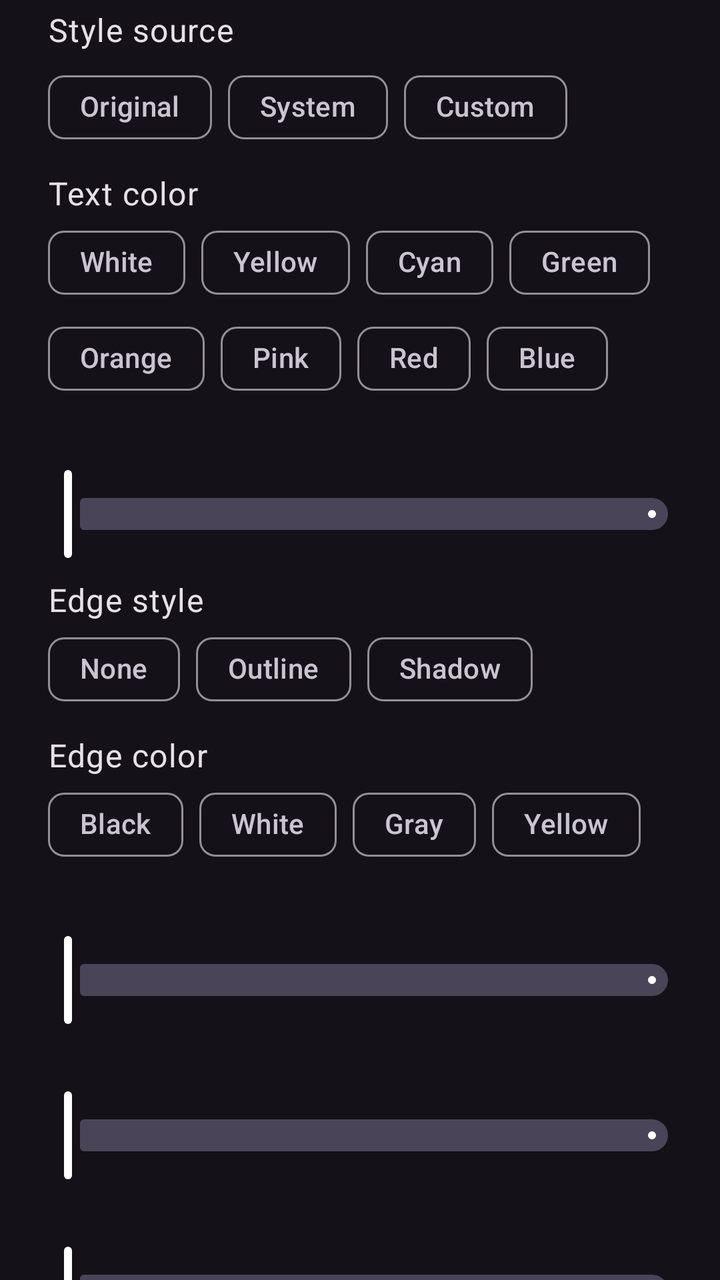
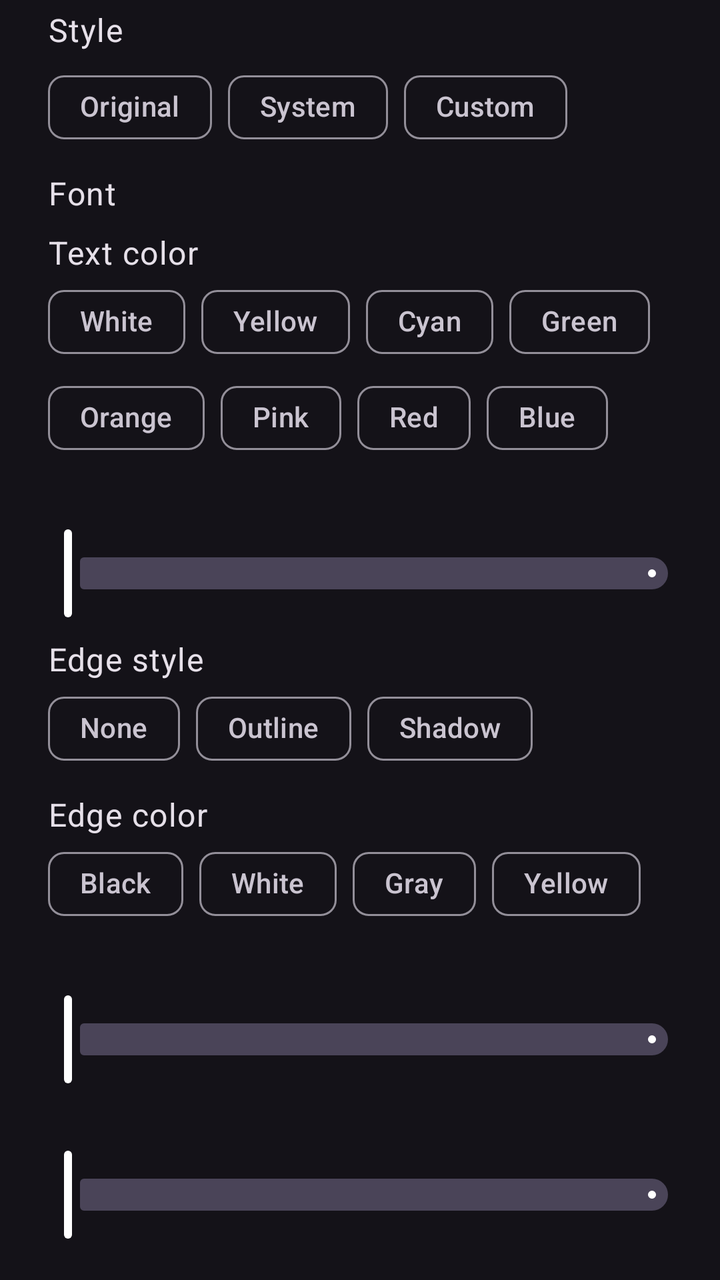

Compare the two renders of this Android layout. The source of the first and the diff that turns it into the second are given below.
<!-- AndroidManifest.xml: application theme Theme.App -->
<!-- res/layout/view_subtitle_appearance.xml -->
<?xml version="1.0" encoding="utf-8"?>
<androidx.appcompat.widget.LinearLayoutCompat xmlns:android="http://schemas.android.com/apk/res/android"
    xmlns:app="http://schemas.android.com/apk/res-auto"
    android:layout_width="match_parent"
    android:layout_height="wrap_content"
    android:orientation="vertical">

    <com.google.android.material.textview.MaterialTextView
        android:id="@+id/styleSourceHeader"
        android:layout_width="match_parent"
        android:layout_height="wrap_content"
        android:paddingHorizontal="24dp"
        android:paddingVertical="4dp"
        android:text="@string/subtitle_style_source"
        android:textAppearance="?attr/textAppearanceBodyLarge" />

    <com.google.android.material.chip.ChipGroup
        android:id="@+id/styleSourceGroup"
        android:layout_width="match_parent"
        android:layout_height="wrap_content"
        android:paddingHorizontal="24dp"
        app:chipSpacingVertical="0dp"
        app:selectionRequired="true"
        app:singleSelection="true">

        <com.google.android.material.chip.Chip
            android:id="@+id/styleOriginal"
            style="@style/Widget.Material3.Chip.Filter"
            android:layout_width="wrap_content"
            android:layout_height="wrap_content"
            android:text="@string/subtitle_style_original" />

        <com.google.android.material.chip.Chip
            android:id="@+id/styleSystem"
            style="@style/Widget.Material3.Chip.Filter"
            android:layout_width="wrap_content"
            android:layout_height="wrap_content"
            android:text="@string/subtitle_style_system" />

        <com.google.android.material.chip.Chip
            android:id="@+id/styleCustom"
            style="@style/Widget.Material3.Chip.Filter"
            android:layout_width="wrap_content"
            android:layout_height="wrap_content"
            android:text="@string/subtitle_style_custom" />

    </com.google.android.material.chip.ChipGroup>

    <com.google.android.material.button.MaterialButton
        android:id="@+id/systemSetting"
        style="@style/Widget.Material3.Button.TonalButton"
        android:layout_width="wrap_content"
        android:layout_height="wrap_content"
        android:layout_marginStart="24dp"
        android:layout_marginTop="4dp"
        android:layout_marginEnd="24dp"
        android:text="@string/subtitle_system_setting"
        android:textColor="?attr/colorPrimary"
        android:visibility="gone"
        app:icon="@drawable/ic_action_setting"
        app:iconGravity="textStart"
        app:iconTint="?attr/colorPrimary" />

    <androidx.appcompat.widget.LinearLayoutCompat
        android:id="@+id/textSection"
        android:layout_width="match_parent"
        android:layout_height="wrap_content"
        android:orientation="vertical">

        <com.google.android.material.textview.MaterialTextView
            android:layout_width="match_parent"
            android:layout_height="wrap_content"
            android:paddingHorizontal="24dp"
            android:paddingTop="8dp"
            android:text="@string/subtitle_text_color"
            android:textAppearance="?attr/textAppearanceBodyLarge" />

        <com.google.android.material.chip.ChipGroup
            android:id="@+id/textColorGroup"
            android:layout_width="match_parent"
            android:layout_height="wrap_content"
            android:paddingHorizontal="24dp"
            app:chipSpacingVertical="0dp"
            app:selectionRequired="true"
            app:singleSelection="true">

            <com.google.android.material.chip.Chip
                android:id="@+id/textWhite"
                style="@style/Widget.Material3.Chip.Filter"
                android:layout_width="wrap_content"
                android:layout_height="wrap_content"
                android:text="@string/subtitle_color_white" />

            <com.google.android.material.chip.Chip
                android:id="@+id/textYellow"
                style="@style/Widget.Material3.Chip.Filter"
                android:layout_width="wrap_content"
                android:layout_height="wrap_content"
                android:text="@string/subtitle_color_yellow" />

            <com.google.android.material.chip.Chip
                android:id="@+id/textCyan"
                style="@style/Widget.Material3.Chip.Filter"
                android:layout_width="wrap_content"
                android:layout_height="wrap_content"
                android:text="@string/subtitle_color_cyan" />

            <com.google.android.material.chip.Chip
                android:id="@+id/textGreen"
                style="@style/Widget.Material3.Chip.Filter"
                android:layout_width="wrap_content"
                android:layout_height="wrap_content"
                android:text="@string/subtitle_color_green" />

            <com.google.android.material.chip.Chip
                android:id="@+id/textOrange"
                style="@style/Widget.Material3.Chip.Filter"
                android:layout_width="wrap_content"
                android:layout_height="wrap_content"
                android:text="@string/subtitle_color_orange" />

            <com.google.android.material.chip.Chip
                android:id="@+id/textPink"
                style="@style/Widget.Material3.Chip.Filter"
                android:layout_width="wrap_content"
                android:layout_height="wrap_content"
                android:text="@string/subtitle_color_pink" />

            <com.google.android.material.chip.Chip
                android:id="@+id/textRed"
                style="@style/Widget.Material3.Chip.Filter"
                android:layout_width="wrap_content"
                android:layout_height="wrap_content"
                android:text="@string/subtitle_color_red" />

            <com.google.android.material.chip.Chip
                android:id="@+id/textBlue"
                style="@style/Widget.Material3.Chip.Filter"
                android:layout_width="wrap_content"
                android:layout_height="wrap_content"
                android:text="@string/subtitle_color_blue" />

        </com.google.android.material.chip.ChipGroup>

        <include
            android:id="@+id/textOpacity"
            layout="@layout/view_setting_slider" />

    </androidx.appcompat.widget.LinearLayoutCompat>

    <androidx.appcompat.widget.LinearLayoutCompat
        android:id="@+id/edgeStyleSection"
        android:layout_width="match_parent"
        android:layout_height="wrap_content"
        android:orientation="vertical">

        <com.google.android.material.textview.MaterialTextView
            android:layout_width="match_parent"
            android:layout_height="wrap_content"
            android:paddingHorizontal="24dp"
            android:paddingTop="8dp"
            android:text="@string/subtitle_edge_style"
            android:textAppearance="?attr/textAppearanceBodyLarge" />

        <com.google.android.material.chip.ChipGroup
            android:id="@+id/edgeGroup"
            android:layout_width="match_parent"
            android:layout_height="wrap_content"
            android:paddingHorizontal="24dp"
            app:chipSpacingVertical="0dp"
            app:selectionRequired="true"
            app:singleSelection="true">

            <com.google.android.material.chip.Chip
                android:id="@+id/edgeNone"
                style="@style/Widget.Material3.Chip.Filter"
                android:layout_width="wrap_content"
                android:layout_height="wrap_content"
                android:text="@string/subtitle_edge_none" />

            <com.google.android.material.chip.Chip
                android:id="@+id/edgeOutline"
                style="@style/Widget.Material3.Chip.Filter"
                android:layout_width="wrap_content"
                android:layout_height="wrap_content"
                android:text="@string/subtitle_edge_outline" />

            <com.google.android.material.chip.Chip
                android:id="@+id/edgeShadow"
                style="@style/Widget.Material3.Chip.Filter"
                android:layout_width="wrap_content"
                android:layout_height="wrap_content"
                android:text="@string/subtitle_edge_shadow" />

        </com.google.android.material.chip.ChipGroup>

    </androidx.appcompat.widget.LinearLayoutCompat>

    <androidx.appcompat.widget.LinearLayoutCompat
        android:id="@+id/edgeColorSection"
        android:layout_width="match_parent"
        android:layout_height="wrap_content"
        android:orientation="vertical">

        <com.google.android.material.textview.MaterialTextView
            android:layout_width="match_parent"
            android:layout_height="wrap_content"
            android:paddingHorizontal="24dp"
            android:paddingTop="8dp"
            android:text="@string/subtitle_edge_color"
            android:textAppearance="?attr/textAppearanceBodyLarge" />

        <com.google.android.material.chip.ChipGroup
            android:id="@+id/edgeColorGroup"
            android:layout_width="match_parent"
            android:layout_height="wrap_content"
            android:paddingHorizontal="24dp"
            app:chipSpacingVertical="0dp"
            app:selectionRequired="true"
            app:singleSelection="true">

            <com.google.android.material.chip.Chip
                android:id="@+id/edgeBlack"
                style="@style/Widget.Material3.Chip.Filter"
                android:layout_width="wrap_content"
                android:layout_height="wrap_content"
                android:text="@string/subtitle_color_black" />

            <com.google.android.material.chip.Chip
                android:id="@+id/edgeWhite"
                style="@style/Widget.Material3.Chip.Filter"
                android:layout_width="wrap_content"
                android:layout_height="wrap_content"
                android:text="@string/subtitle_color_white" />

            <com.google.android.material.chip.Chip
                android:id="@+id/edgeGray"
                style="@style/Widget.Material3.Chip.Filter"
                android:layout_width="wrap_content"
                android:layout_height="wrap_content"
                android:text="@string/subtitle_color_gray" />

            <com.google.android.material.chip.Chip
                android:id="@+id/edgeYellow"
                style="@style/Widget.Material3.Chip.Filter"
                android:layout_width="wrap_content"
                android:layout_height="wrap_content"
                android:text="@string/subtitle_color_yellow" />

        </com.google.android.material.chip.ChipGroup>

        <include
            android:id="@+id/edgeOpacity"
            layout="@layout/view_setting_slider" />

        <include
            android:id="@+id/edgeWidth"
            layout="@layout/view_setting_slider" />

        <include
            android:id="@+id/shadow"
            layout="@layout/view_setting_slider" />

    </androidx.appcompat.widget.LinearLayoutCompat>

    <androidx.appcompat.widget.LinearLayoutCompat
        android:id="@+id/backgroundSection"
        android:layout_width="match_parent"
        android:layout_height="wrap_content"
        android:orientation="vertical">

        <com.google.android.material.textview.MaterialTextView
            android:layout_width="match_parent"
            android:layout_height="wrap_content"
            android:paddingHorizontal="24dp"
            android:paddingTop="8dp"
            android:text="@string/subtitle_background"
            android:textAppearance="?attr/textAppearanceBodyLarge" />

        <com.google.android.material.chip.ChipGroup
            android:id="@+id/backgroundGroup"
            android:layout_width="match_parent"
            android:layout_height="wrap_content"
            android:paddingHorizontal="24dp"
            app:chipSpacingVertical="0dp"
            app:selectionRequired="true"
            app:singleSelection="true">

            <com.google.android.material.chip.Chip
                android:id="@+id/backgroundTransparent"
                style="@style/Widget.Material3.Chip.Filter"
                android:layout_width="wrap_content"
                android:layout_height="wrap_content"
                android:text="@string/subtitle_color_transparent" />

            <com.google.android.material.chip.Chip
                android:id="@+id/backgroundDim"
                style="@style/Widget.Material3.Chip.Filter"
                android:layout_width="wrap_content"
                android:layout_height="wrap_content"
                android:text="@string/subtitle_background_dim" />

            <com.google.android.material.chip.Chip
                android:id="@+id/backgroundBlack"
                style="@style/Widget.Material3.Chip.Filter"
                android:layout_width="wrap_content"
                android:layout_height="wrap_content"
                android:text="@string/subtitle_color_black" />

            <com.google.android.material.chip.Chip
                android:id="@+id/backgroundGray"
                style="@style/Widget.Material3.Chip.Filter"
                android:layout_width="wrap_content"
                android:layout_height="wrap_content"
                android:text="@string/subtitle_color_gray" />

        </com.google.android.material.chip.ChipGroup>

        <include
            android:id="@+id/backgroundOpacity"
            layout="@layout/view_setting_slider" />

    </androidx.appcompat.widget.LinearLayoutCompat>

</androidx.appcompat.widget.LinearLayoutCompat>
<!-- res/layout/view_setting_slider.xml (included above) -->
<?xml version="1.0" encoding="utf-8"?>
<androidx.appcompat.widget.LinearLayoutCompat xmlns:android="http://schemas.android.com/apk/res/android"
    xmlns:app="http://schemas.android.com/apk/res-auto"
    android:id="@+id/row"
    android:layout_width="match_parent"
    android:layout_height="wrap_content"
    android:orientation="vertical">

    <androidx.appcompat.widget.LinearLayoutCompat
        android:layout_width="match_parent"
        android:layout_height="wrap_content"
        android:gravity="center_vertical"
        android:orientation="horizontal"
        android:paddingHorizontal="24dp"
        android:paddingTop="8dp">

        <com.google.android.material.textview.MaterialTextView
            android:id="@+id/title"
            android:layout_width="0dp"
            android:layout_height="wrap_content"
            android:layout_weight="1"
            android:textAppearance="?attr/textAppearanceBodyLarge" />

        <com.google.android.material.textview.MaterialTextView
            android:id="@+id/value"
            android:layout_width="wrap_content"
            android:layout_height="wrap_content"
            android:fontFeatureSettings="tnum"
            android:textAppearance="?attr/textAppearanceBodyMedium"
            android:textColor="?attr/colorOnSurface" />

    </androidx.appcompat.widget.LinearLayoutCompat>

    <com.google.android.material.slider.Slider
        android:id="@+id/slider"
        android:layout_width="match_parent"
        android:layout_height="wrap_content"
        android:layout_marginHorizontal="12dp"
        android:focusable="true"
        app:tickVisible="false" />

</androidx.appcompat.widget.LinearLayoutCompat>
<!-- resources referenced by this layout -->
<resources>
  <!-- drawable ic_action_setting: vector/xml drawable (drawable, 2264 chars, omitted) -->
  <string name="subtitle_background">Background</string>
  <string name="subtitle_background_dim">Dim black</string>
  <string name="subtitle_color_black">Black</string>
  <string name="subtitle_color_blue">Blue</string>
  <string name="subtitle_color_cyan">Cyan</string>
  <string name="subtitle_color_gray">Gray</string>
  <string name="subtitle_color_green">Green</string>
  <string name="subtitle_color_orange">Orange</string>
  <string name="subtitle_color_pink">Pink</string>
  <string name="subtitle_color_red">Red</string>
  <string name="subtitle_color_transparent">Transparent</string>
  <string name="subtitle_color_white">White</string>
  <string name="subtitle_color_yellow">Yellow</string>
  <string name="subtitle_edge_color">Edge color</string>
  <string name="subtitle_edge_none">None</string>
  <string name="subtitle_edge_outline">Outline</string>
  <string name="subtitle_edge_shadow">Shadow</string>
  <string name="subtitle_edge_style">Edge style</string>
  <string name="subtitle_style_custom">Custom</string>
  <string name="subtitle_style_original">Original</string>
  <string name="subtitle_style_source">Style source</string>
  <string name="subtitle_style_system">System</string>
  <string name="subtitle_system_setting">System caption settings</string>
  <string name="subtitle_text_color">Text color</string>
  <style name="Theme.App" parent="Theme.Base" />
  <style name="Theme.Base" parent="Theme.Material3.Dark.NoActionBar">
          <item name="colorPrimary">@color/white</item>
          <item name="android:windowFullscreen">true</item>
          <item name="android:windowTranslucentStatus">true</item>
          <item name="android:windowTranslucentNavigation">true</item>
          <item name="android:windowAnimationStyle">@style/NoAnim</item>
      </style>
  <color name="white">#FFFFFF</color>
  <style name="NoAnim">
          <item name="android:activityOpenEnterAnimation">@null</item>
          <item name="android:activityOpenExitAnimation">@null</item>
          <item name="android:activityCloseEnterAnimation">@null</item>
          <item name="android:activityCloseExitAnimation">@null</item>
      </style>
</resources>

<!-- the commit's change to res/layout/view_subtitle_appearance.xml (unified diff, before → after) -->
@@ -6,16 +6,16 @@
     android:orientation="vertical">
 
     <com.google.android.material.textview.MaterialTextView
-        android:id="@+id/styleSourceHeader"
+        android:id="@+id/styleHeader"
         android:layout_width="match_parent"
         android:layout_height="wrap_content"
         android:paddingHorizontal="24dp"
         android:paddingVertical="4dp"
-        android:text="@string/subtitle_style_source"
+        android:text="@string/subtitle_style"
         android:textAppearance="?attr/textAppearanceBodyLarge" />
 
     <com.google.android.material.chip.ChipGroup
-        android:id="@+id/styleSourceGroup"
+        android:id="@+id/styleGroup"
         android:layout_width="match_parent"
         android:layout_height="wrap_content"
         android:paddingHorizontal="24dp"
@@ -61,6 +61,35 @@
         app:iconGravity="textStart"
         app:iconTint="?attr/colorPrimary" />
 
+    <com.google.android.material.textview.MaterialTextView
+        android:id="@+id/fontHeader"
+        android:layout_width="match_parent"
+        android:layout_height="wrap_content"
+        android:paddingHorizontal="24dp"
+        android:paddingTop="8dp"
+        android:text="@string/playback_font"
+        android:textAppearance="?attr/textAppearanceBodyLarge" />
+
+    <HorizontalScrollView
+        android:id="@+id/fontContainer"
+        android:layout_width="match_parent"
+        android:layout_height="wrap_content"
+        android:fillViewport="false"
+        android:focusable="false"
+        android:scrollbars="none">
+
+        <com.google.android.material.chip.ChipGroup
+            android:id="@+id/fontGroup"
+            android:layout_width="wrap_content"
+            android:layout_height="wrap_content"
+            android:paddingHorizontal="24dp"
+            app:chipSpacingVertical="0dp"
+            app:selectionRequired="true"
+            app:singleLine="true"
+            app:singleSelection="true" />
+
+    </HorizontalScrollView>
+
     <androidx.appcompat.widget.LinearLayoutCompat
         android:id="@+id/textSection"
         android:layout_width="match_parent"
<!-- resource entries referenced after the edit -->
@@ -1,6 +1,7 @@
 <!-- resources referenced by this layout -->
 <resources>
   <!-- drawable ic_action_setting: vector/xml drawable (drawable, 2264 chars, omitted) -->
+  <string name="playback_font">Font</string>
   <string name="subtitle_background">Background</string>
   <string name="subtitle_background_dim">Dim black</string>
   <string name="subtitle_color_black">Black</string>
@@ -19,9 +20,9 @@
   <string name="subtitle_edge_outline">Outline</string>
   <string name="subtitle_edge_shadow">Shadow</string>
   <string name="subtitle_edge_style">Edge style</string>
+  <string name="subtitle_style">Style</string>
   <string name="subtitle_style_custom">Custom</string>
   <string name="subtitle_style_original">Original</string>
-  <string name="subtitle_style_source">Style source</string>
   <string name="subtitle_style_system">System</string>
   <string name="subtitle_system_setting">System caption settings</string>
   <string name="subtitle_text_color">Text color</string>
